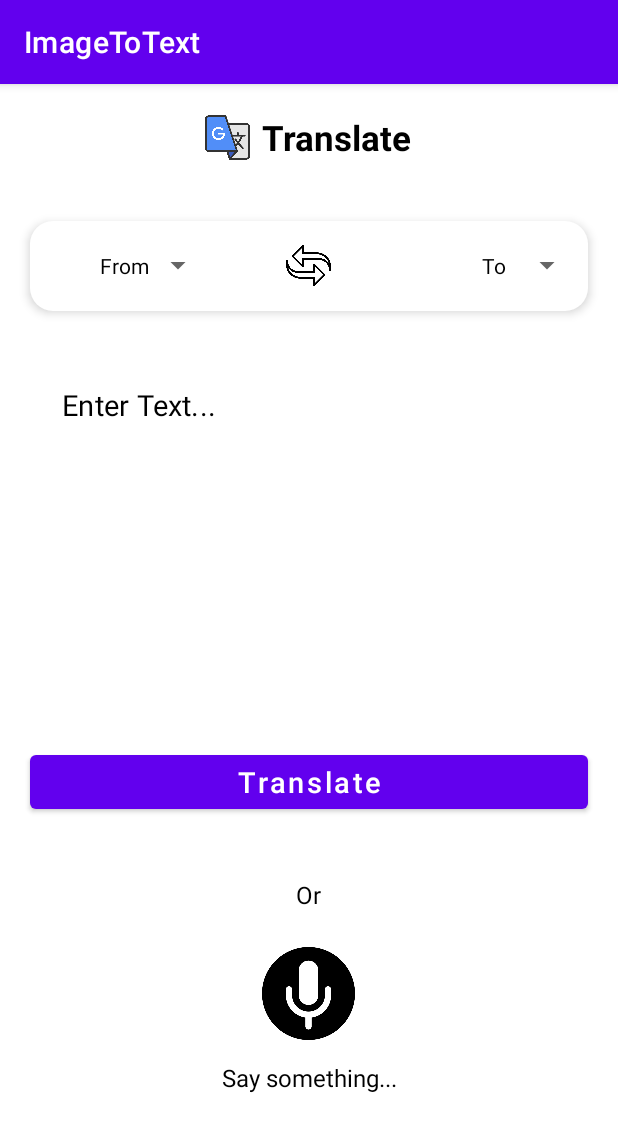
After one commit to orhanucr/ImageToText, an Android app: the Translate screen opened directly, with no data from a screen before it, on a phone screen of 412 x 824 dp. The commit adds this screen. Shown: the top 1132 px of the screen. Run offline under Robolectric (Android 15) with nearby library versions, the phone set to English and light mode, and no system bars; libraries missing offline, so code that uses them is left out: com.google.firebase.ml; 1 statement that could not run was skipped.

Commit message:
Translate
Translate Code

```diff
--- /dev/null
+++ b/ImageToText/ImageToText/app/src/main/java/com/example/imagetotext/Translate.java
@@ -0,0 +1,212 @@
+package com.example.imagetotext;
+
+import androidx.annotation.NonNull;
+import androidx.annotation.Nullable;
+import androidx.appcompat.app.AppCompatActivity;
+
+import android.content.Intent;
+import android.os.Bundle;
+import android.speech.RecognizerIntent;
+import android.view.View;
+import android.widget.AdapterView;
+import android.widget.ArrayAdapter;
+import android.widget.ImageView;
+import android.widget.Spinner;
+import android.widget.TextView;
+import android.widget.Toast;
+
+import com.google.android.gms.tasks.OnFailureListener;
+import com.google.android.gms.tasks.OnSuccessListener;
+import com.google.android.material.button.MaterialButton;
+import com.google.android.material.textfield.TextInputEditText;
+import com.google.firebase.ml.common.modeldownload.FirebaseModelDownloadConditions;
+import com.google.firebase.ml.naturallanguage.FirebaseNaturalLanguage;
+import com.google.firebase.ml.naturallanguage.translate.FirebaseTranslateLanguage;
+import com.google.firebase.ml.naturallanguage.translate.FirebaseTranslator;
+import com.google.firebase.ml.naturallanguage.translate.FirebaseTranslatorOptions;
+
+import java.util.ArrayList;
+import java.util.Locale;
+
+public class Translate extends AppCompatActivity {
+
+    private Spinner fromSpinner, toSpinner;
+    private TextInputEditText sourceText;
+    private ImageView micIV;
+    private MaterialButton translateBtn;
+    private TextView translateTV;
+
+    String[] fromLanguage = {"From","English","Afrikaans","Arabic","Belarusian","Bulgarian","Bengali","Catalan","Czech",
+            "Welsh","Hindi","Urdu","Turkey"};
+
+    String[] toLanguage = {"To","English","Afrikaans","Arabic","Belarusian","Bulgarian","Bengali","Catalan","Czech",
+            "Welsh","Hindi","Urdu","Turkey"};
+
+    private static final int REQUEST_PERMISSION_CODE = 1;
+    int languageCode, fromLanguageCode, toLanguageCode = 0;
+
+    @Override
+    protected void onCreate(Bundle savedInstanceState) {
+        super.onCreate(savedInstanceState);
+        setContentView(R.layout.activity_translate);
+
+        fromSpinner = findViewById(R.id.idFromSpinner);
+        toSpinner = findViewById(R.id.idToSpinner);
+        sourceText = findViewById(R.id.idEditSource);
+        micIV = findViewById(R.id.idIVMic);
+        translateBtn = findViewById(R.id.idBtnTranslation);
+        translateTV = findViewById(R.id.idTranslatedTV);
+
+        fromSpinner.setOnItemSelectedListener(new AdapterView.OnItemSelectedListener() {
+            @Override
+            public void onItemSelected(AdapterView<?> adapterView, View view, int i, long l) {
+                fromLanguageCode = getLanguageCode(fromLanguage[i]);
+            }
+
+            @Override
+            public void onNothingSelected(AdapterView<?> adapterView) {
+
+            }
+        });
+
+        ArrayAdapter fromAdapter = new ArrayAdapter(this, R.layout.spinner_item, fromLanguage);
+        fromAdapter.setDropDownViewResource(android.R.layout.simple_spinner_dropdown_item);
+        fromSpinner.setAdapter(fromAdapter);
+
+        toSpinner.setOnItemClickListener(new AdapterView.OnItemClickListener() {
+            @Override
+            public void onItemClick(AdapterView<?> adapterView, View view, int i, long l) {
+                toLanguageCode = getLanguageCode(toLanguage[i]);
+            }
+        });
+
+        ArrayAdapter toAdapter = new ArrayAdapter(this, R.layout.spinner_item, toLanguage);
+        toAdapter.setDropDownViewResource(android.R.layout.simple_spinner_dropdown_item);
+        toSpinner.setAdapter(toAdapter);
+
+        micIV.setOnClickListener(new View.OnClickListener() {
+            @Override
+            public void onClick(View view) {
+                Intent intent = new Intent(RecognizerIntent.ACTION_RECOGNIZE_SPEECH);
+                intent.putExtra(RecognizerIntent.EXTRA_LANGUAGE_MODEL, RecognizerIntent.LANGUAGE_MODEL_FREE_FORM);
+                intent.putExtra(RecognizerIntent.EXTRA_LANGUAGE, Locale.getDefault());
+                intent.putExtra(RecognizerIntent.EXTRA_PROMPT, "Say something to translate");
+                try {
+                    startActivityForResult(intent, REQUEST_PERMISSION_CODE);
+                } catch (Exception e) {
+                    e.printStackTrace();
+                    Toast.makeText(Translate.this,""+e.getMessage(), Toast.LENGTH_SHORT).show();
+                }
+            }
+        });
+
+        translateBtn.setOnClickListener(new View.OnClickListener() {
+            @Override
+            public void onClick(View view) {
+                translateTV.setVisibility(View.VISIBLE);
+                translateTV.setText("");
+                if(sourceText.getText().toString().isEmpty()) {
+                    Toast.makeText(Translate.this, "Please enter text to translate", Toast.LENGTH_SHORT).show();
+                } else if (fromLanguageCode == 0) {
+                    Toast.makeText(Translate.this, "Please Select Source Language", Toast.LENGTH_SHORT).show();
+                } else if (toLanguageCode == 0) {
+                    Toast.makeText(Translate.this, "Please Select The Language To Make Translation", Toast.LENGTH_SHORT).show();
+                } else {
+                    translateText(fromLanguageCode, toLanguageCode, sourceText.getText().toString());
+
+                }
+            }
+        });
+
+    }
+
+    private void translateText(int fromLanguageCode, int toLanguageCode, String source) {
+        translateTV.setText("Downloading model, please wait...");
+        FirebaseTranslatorOptions options = new FirebaseTranslatorOptions.Builder()
+                .setSourceLanguage(fromLanguageCode)
+                .setTargetLanguage(toLanguageCode)
+                .build();
+        FirebaseTranslator translator = FirebaseNaturalLanguage.getInstance().getTranslator(options);
+        FirebaseModelDownloadConditions conditions = new FirebaseModelDownloadConditions.Builder().build();
+
+        translator.downloadModelIfNeeded(conditions).addOnSuccessListener(new OnSuccessListener<Void>() {
+            @Override
+            public void onSuccess(Void unused) {
+                translateTV.setText("Translation..");
+                translator.translate(source).addOnSuccessListener(new OnSuccessListener<String>() {
+                    @Override
+                    public void onSuccess(String s) {
+                        translateTV.setText(s);
+                    }
+                }).addOnFailureListener(new OnFailureListener() {
+                    @Override
+                    public void onFailure(@NonNull Exception e) {
+                        Toast.makeText(Translate.this, "Failed to translate! try again", Toast.LENGTH_SHORT).show();
+                    }
+                });
+            }
+        }).addOnFailureListener(new OnFailureListener() {
+            @Override
+            public void onFailure(@NonNull Exception e) {
+                Toast.makeText(Translate.this, "Failed to download model!", Toast.LENGTH_SHORT).show();
+            }
+        });
+    }
+
+    @Override
+    protected void onActivityResult(int requestCode, int resultCode, @Nullable Intent data) {
+        super.onActivityResult(requestCode, resultCode, data);
+        if(requestCode == REQUEST_PERMISSION_CODE) {
+            ArrayList<String> result = data.getStringArrayListExtra(RecognizerIntent.EXTRA_RESULTS);
+            sourceText.setText(result.get(0));
+        }
+    }
+
+    // String[] fromLanguage = {"From","English","Afrikaans","Arabic","Belarusian","Bulgarian","Bengali","Catalan","Czech",
+    //            "Welsh","Hindi","Urdu","Turkey"};
+    private int getLanguageCode(String language) {
+        int languageCode = 0;
+        switch (language) {
+            case "English":
+                languageCode = FirebaseTranslateLanguage.EN;
+                break;
+            case "Turkey":
+                languageCode = FirebaseTranslateLanguage.TR;
+                break;
+            case "Afrikaans":
+                languageCode = FirebaseTranslateLanguage.AF;
+                break;
+            case "Arabic":
+                languageCode = FirebaseTranslateLanguage.AR;
+                break;
+            case "Belarusian":
+                languageCode = FirebaseTranslateLanguage.BE;
+                break;
+            case "Bulgarian":
+                languageCode = FirebaseTranslateLanguage.BG;
+                break;
+            case "Bengali":
+                languageCode = FirebaseTranslateLanguage.BN;
+                break;
+            case "Catalan":
+                languageCode = FirebaseTranslateLanguage.CA;
+                break;
+            case "Czech":
+                languageCode = FirebaseTranslateLanguage.CS;
+                break;
+            case "Welsh":
+                languageCode = FirebaseTranslateLanguage.CY;
+                break;
+            case "Hindi":
+                languageCode = FirebaseTranslateLanguage.HI;
+                break;
+            case "Urdu":
+                languageCode = FirebaseTranslateLanguage.UR;
+                break;
+
+            default:
+                languageCode = 0;
+        }
+        return languageCode;
+    }
+}
--- /dev/null
+++ b/ImageToText/ImageToText/app/src/main/res/drawable/background.xml
@@ -0,0 +1,9 @@
+<?xml version="1.0" encoding="utf-8"?>
+<shape xmlns:android="http://schemas.android.com/apk/res/android"
+    android:shape="rectangle">
+
+    <solid android:color="@color/white"/>
+    <corners android:radius="15dp"/>
+
+
+</shape>
--- /dev/null
+++ b/ImageToText/ImageToText/app/src/main/res/layout/activity_translate.xml
@@ -0,0 +1,165 @@
+<?xml version="1.0" encoding="utf-8"?>
+<ScrollView
+    xmlns:android="http://schemas.android.com/apk/res/android"
+    xmlns:tools="http://schemas.android.com/tools"
+    xmlns:app="http://schemas.android.com/apk/res-auto"
+    android:layout_width="match_parent"
+    android:layout_height="match_parent"
+    tools:context=".Translate"
+    android:background="@color/white">
+
+    <LinearLayout
+        android:orientation="vertical"
+        android:layout_width="match_parent"
+        android:layout_height="wrap_content">
+        <LinearLayout
+            android:orientation="horizontal"
+            android:layout_marginStart="20dp"
+            android:layout_marginEnd="20dp"
+            android:layout_marginTop="20dp"
+            android:layout_width="match_parent"
+            android:layout_height="wrap_content"
+            android:gravity="center">
+
+            <ImageView
+                android:layout_width="30dp"
+                android:layout_height="30dp"
+                android:src="@drawable/translate"
+                android:layout_gravity="center"
+                android:layout_marginEnd="4dp"/>
+            <TextView
+                android:layout_width="wrap_content"
+                android:layout_height="wrap_content"
+                android:text="Translate"
+                android:textColor="@color/black"
+                android:textStyle="bold"
+                android:layout_marginStart="4dp"
+                android:textSize="23sp"
+                android:layout_gravity="center"></TextView>
+
+        </LinearLayout>
+
+        <LinearLayout
+            android:orientation="horizontal"
+            android:layout_marginStart="20dp"
+            android:layout_marginEnd="20dp"
+            android:layout_marginTop="40dp"
+            android:weightSum="3"
+            android:layout_width="match_parent"
+            android:layout_height="60dp"
+            android:background="@drawable/background"
+            android:elevation="4dp">
+
+            <Spinner
+                android:layout_width="0dp"
+                android:layout_height="wrap_content"
+                android:layout_weight="1"
+                android:id="@+id/idFromSpinner"
+                android:layout_margin="3dp"
+                android:padding="3dp"
+                android:layout_gravity="center" />
+
+            <ImageView
+                android:layout_width="0dp"
+                android:layout_height="30dp"
+                android:layout_weight="1"
+                android:src="@drawable/transfer"
+                android:layout_gravity="center"/>
+
+            <Spinner
+                android:layout_width="0dp"
+                android:layout_height="wrap_content"
+                android:layout_weight="1"
+                android:id="@+id/idToSpinner"
+                android:layout_margin="3dp"
+                android:padding="3dp"
+                android:layout_gravity="center" />
+
+        </LinearLayout>
+
+        <com.google.android.material.textfield.TextInputLayout
+            android:layout_marginStart="20dp"
+            android:layout_marginTop="20dp"
+            android:layout_marginEnd="20dp"
+            android:padding="5dp"
+            app:hintEnabled="false"
+            android:layout_width="match_parent"
+            android:layout_height="250dp"
+            app:boxBackgroundMode="none"
+            android:elevation="8dp">
+
+            <com.google.android.material.textfield.TextInputEditText
+                android:layout_width="match_parent"
+                android:layout_height="match_parent"
+                android:id="@+id/idEditSource"
+                android:hint="Enter Text..."
+                android:ems="10"
+                android:importantForAutofill="no"
+                android:inputType="textImeMultiLine|textMultiLine"
+                android:textColor="@color/black"
+                android:textSize="19sp"
+                android:gravity="top"
+                android:background="@drawable/background"
+                android:textColorHint="@color/black"/>
+
+        </com.google.android.material.textfield.TextInputLayout>
+
+        <com.google.android.material.button.MaterialButton
+            android:layout_width="match_parent"
+            android:layout_height="wrap_content"
+            android:layout_margin="20dp"
+            android:id="@+id/idBtnTranslation"
+            android:text="Translate"
+            android:textSize="19sp"
+            android:textAllCaps="false"/>
+
+        <TextView
+            android:layout_width="match_parent"
+            android:layout_height="wrap_content"
+            android:id="@+id/idTranslatedTV"
+            android:text="Translated text here..."
+            android:background="@drawable/background"
+            android:elevation="3dp"
+            android:layout_marginTop="10dp"
+            android:layout_marginStart="20dp"
+            android:layout_marginEnd="20dp"
+            android:layout_gravity="center"
+            android:textAlignment="center"
+            android:padding="16sp"
+            android:textSize="15sp"
+            android:textColor="@color/black"
+            android:letterSpacing="0.03"
+            android:visibility="gone"/>
+
+        <TextView
+            android:layout_width="wrap_content"
+            android:layout_height="wrap_content"
+            android:text="Or"
+            android:textSize="16sp"
+            android:textColor="@color/black"
+            android:layout_gravity="center"
+            android:layout_marginTop="20dp" />
+
+        <ImageView
+            android:layout_width="70dp"
+            android:layout_height="70dp"
+            android:src="@drawable/voice"
+            android:padding="4dp"
+            android:id="@+id/idIVMic"
+            android:layout_gravity="center"
+            android:layout_marginTop="20dp" />
+
+        <TextView
+            android:layout_width="match_parent"
+            android:layout_height="wrap_content"
+            android:text="Say something..."
+            android:textSize="16sp"
+            android:textColor="@color/black"
+            android:layout_gravity="center"
+            android:layout_marginTop="10dp"
+            android:textAlignment="center"/>
+
+
+    </LinearLayout>
+
+  </ScrollView>
--- /dev/null
+++ b/ImageToText/ImageToText/app/src/main/res/layout/spinner_item.xml
@@ -0,0 +1,11 @@
+<?xml version="1.0" encoding="utf-8"?>
+<TextView xmlns:android="http://schemas.android.com/apk/res/android"
+    android:layout_width="match_parent"
+    android:layout_height="wrap_content"
+    android:gravity="center"
+    android:padding="4dp"
+    android:textAlignment="center"
+    android:textColor="@color/black">
+
+
+</TextView>
```
Also changed, not shown: ImageToText/ImageToText/app/build.gradle (+10 -0 lines), ImageToText/ImageToText/app/src/main/AndroidManifest.xml (+11 -5 lines), ImageToText/ImageToText/app/src/main/java/com/example/imagetotext/MainActivity.java (+6 -4 lines), ImageToText/ImageToText/app/src/main/res/layout/activity_main.xml (+14 -2 lines), ImageToText/ImageToText/build.gradle (+14 -0 lines), ImageToText/ImageToText/app/src/main/res/drawable/transfer.png (added), ImageToText/ImageToText/app/src/main/res/drawable/translate.png (added), ImageToText/ImageToText/app/src/main/res/drawable/voice.png (added), 1 other file.
